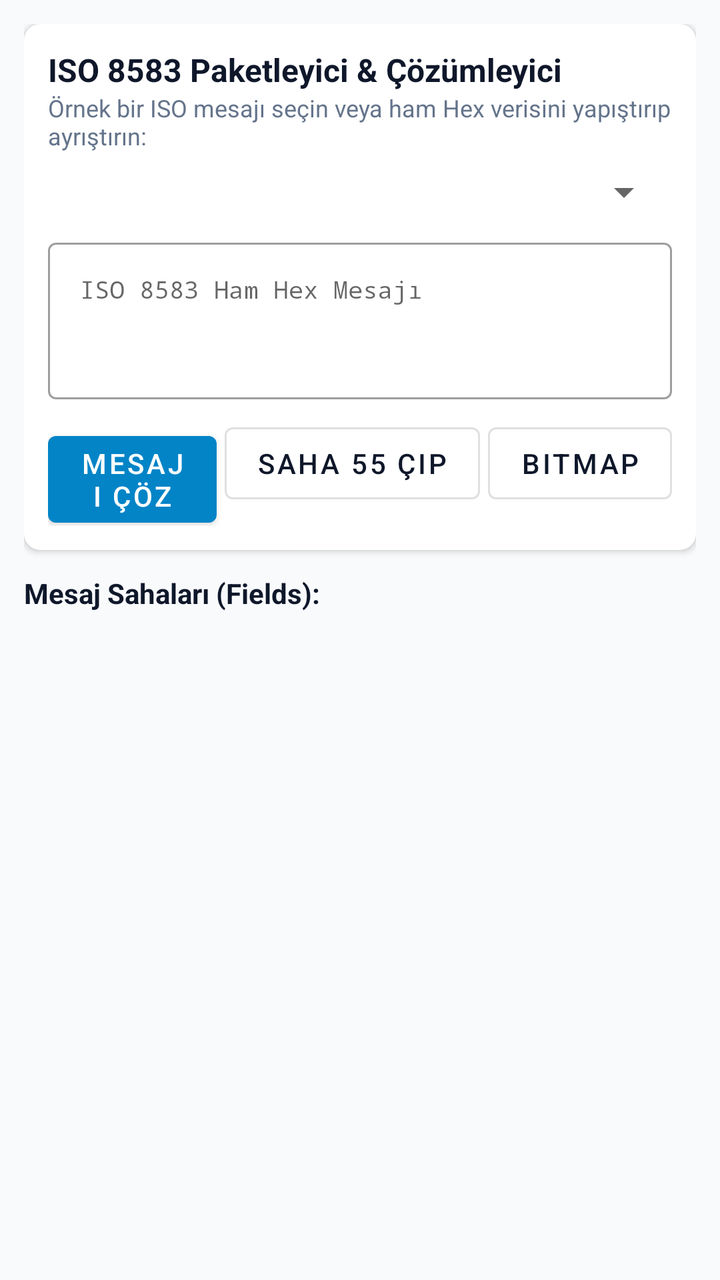
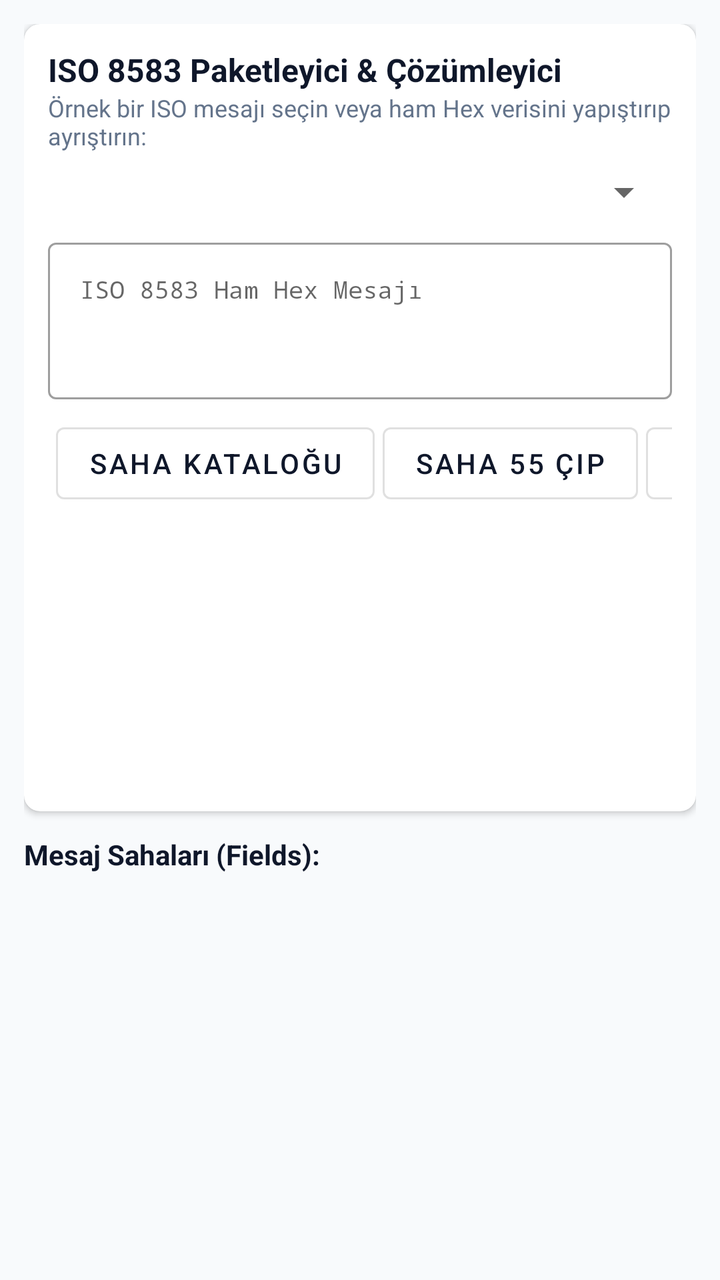

Compare the two renders of this Android layout. The source of the first and the diff that turns it into the second are given below.
<!-- AndroidManifest.xml: application theme Theme.BankingExample -->
<!-- res/layout/fragment_iso8583.xml -->
<?xml version="1.0" encoding="utf-8"?>
<LinearLayout xmlns:android="http://schemas.android.com/apk/res/android"
    xmlns:app="http://schemas.android.com/apk/res-auto"
    android:layout_width="match_parent"
    android:layout_height="match_parent"
    android:orientation="vertical"
    android:padding="12dp">

    <com.google.android.material.card.MaterialCardView
        android:layout_width="match_parent"
        android:layout_height="wrap_content"
        app:cardCornerRadius="8dp"
        app:cardElevation="2dp"
        android:layout_marginBottom="12dp">

        <LinearLayout
            android:layout_width="match_parent"
            android:layout_height="wrap_content"
            android:orientation="vertical"
            android:padding="12dp">

            <TextView
                android:layout_width="wrap_content"
                android:layout_height="wrap_content"
                android:text="ISO 8583 Paketleyici &amp; Çözümleyici"
                android:textColor="@color/primary"
                android:textSize="16sp"
                android:textStyle="bold" />

            <TextView
                android:layout_width="wrap_content"
                android:layout_height="wrap_content"
                android:text="Örnek bir ISO mesajı seçin veya ham Hex verisini yapıştırıp ayrıştırın:"
                android:textColor="@color/text_secondary"
                android:textSize="12sp"
                android:layout_marginBottom="8dp" />

            <Spinner
                android:id="@+id/spIsoPresets"
                android:layout_width="match_parent"
                android:layout_height="wrap_content"
                android:layout_marginBottom="8dp" />

            <com.google.android.material.textfield.TextInputLayout
                android:layout_width="match_parent"
                android:layout_height="wrap_content"
                style="@style/Widget.MaterialComponents.TextInputLayout.OutlinedBox">

                <com.google.android.material.textfield.TextInputEditText
                    android:id="@+id/etIsoHex"
                    android:layout_width="match_parent"
                    android:layout_height="wrap_content"
                    android:hint="ISO 8583 Ham Hex Mesajı"
                    android:fontFamily="monospace"
                    android:textSize="12sp"
                    android:lines="3"
                    android:gravity="top|start" />
            </com.google.android.material.textfield.TextInputLayout>

            <LinearLayout
                android:layout_width="match_parent"
                android:layout_height="wrap_content"
                android:orientation="horizontal"
                android:layout_marginTop="8dp">

                <com.google.android.material.button.MaterialButton
                    android:id="@+id/btnUnpackIso"
                    android:layout_width="0dp"
                    android:layout_height="wrap_content"
                    android:layout_weight="1"
                    android:text="Mesajı Çöz"
                    app:backgroundTint="@color/accent" />

                <com.google.android.material.button.MaterialButton
                    android:id="@+id/btnAnalyzeField55"
                    style="@style/Widget.MaterialComponents.Button.OutlinedButton"
                    android:layout_width="wrap_content"
                    android:layout_height="wrap_content"
                    android:layout_marginStart="4dp"
                    android:text="Saha 55 Çip" />

                <com.google.android.material.button.MaterialButton
                    android:id="@+id/btnMtiInfo"
                    style="@style/Widget.MaterialComponents.Button.OutlinedButton"
                    android:layout_width="wrap_content"
                    android:layout_height="wrap_content"
                    android:layout_marginStart="4dp"
                    android:text="Bitmap" />
            </LinearLayout>
        </LinearLayout>
    </com.google.android.material.card.MaterialCardView>

    <TextView
        android:id="@+id/tvIsoHeaderSummary"
        android:layout_width="wrap_content"
        android:layout_height="wrap_content"
        android:text="Mesaj Sahaları (Fields):"
        android:textColor="@color/primary"
        android:textStyle="bold"
        android:layout_marginBottom="4dp" />

    <androidx.recyclerview.widget.RecyclerView
        android:id="@+id/rvIsoFields"
        android:layout_width="match_parent"
        android:layout_height="match_parent"
        android:scrollbars="vertical" />

</LinearLayout>
<!-- resources referenced by this layout -->
<resources>
  <color name="accent">#0284C7</color>
  <color name="primary">#0F172A</color>
  <color name="text_secondary">#64748B</color>
  <style name="Theme.BankingExample" parent="Theme.MaterialComponents.DayNight.NoActionBar">
          <item name="colorPrimary">@color/primary</item>
          <item name="colorPrimaryDark">@color/primary_dark</item>
          <item name="colorAccent">@color/accent</item>
          <item name="android:windowBackground">@color/background_light</item>
      </style>
  <color name="primary_dark">#020617</color>
  <color name="background_light">#F8FAFC</color>
</resources>

<!-- the commit's change to res/layout/fragment_iso8583.xml (unified diff, before → after) -->
@@ -72,6 +72,14 @@
                     app:backgroundTint="@color/accent" />
 
                 <com.google.android.material.button.MaterialButton
+                    android:id="@+id/btnFieldLookupTool"
+                    style="@style/Widget.MaterialComponents.Button.OutlinedButton"
+                    android:layout_width="wrap_content"
+                    android:layout_height="wrap_content"
+                    android:layout_marginStart="4dp"
+                    android:text="Saha Kataloğu" />
+
+                <com.google.android.material.button.MaterialButton
                     android:id="@+id/btnAnalyzeField55"
                     style="@style/Widget.MaterialComponents.Button.OutlinedButton"
                     android:layout_width="wrap_content"
